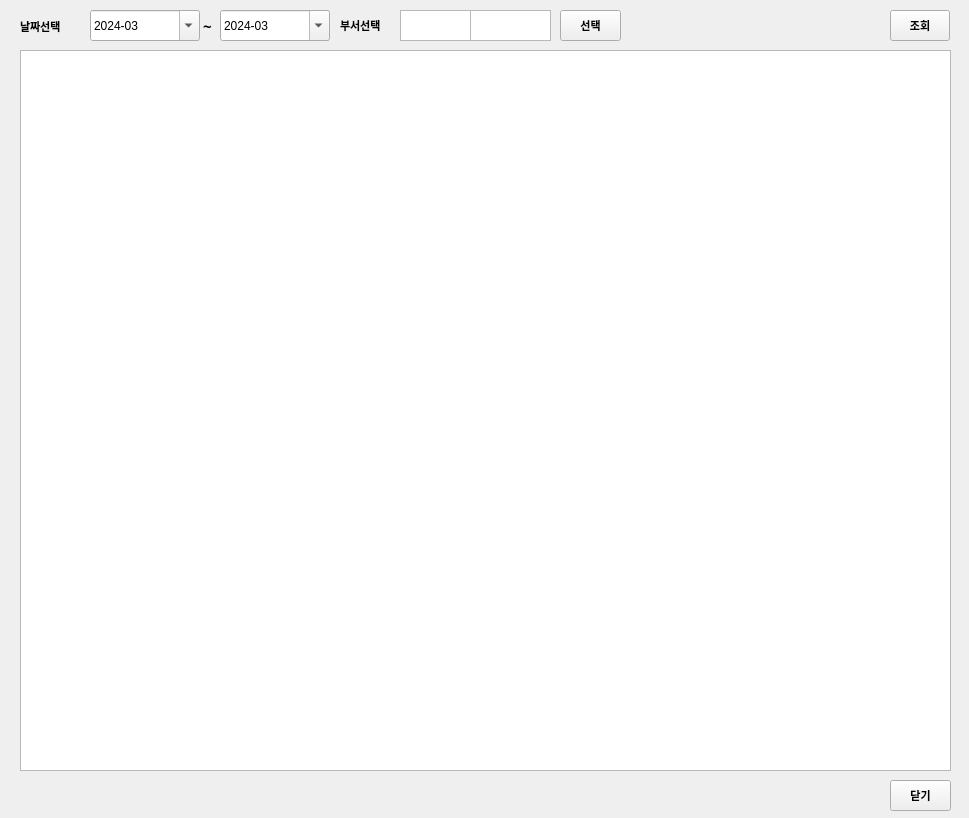
RaineyLee/overtime, file overtime_v1.1/ui/dept_ref.ui: the form before one commit.
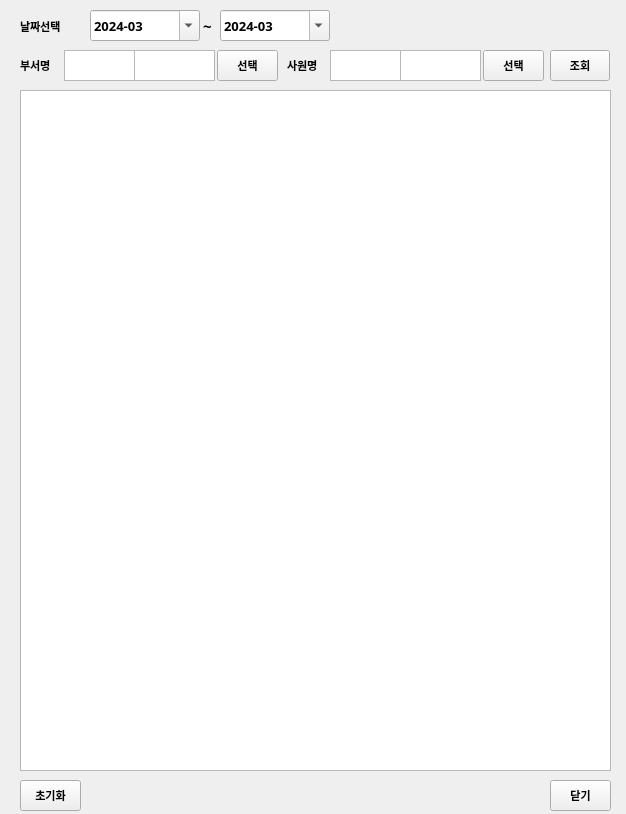
The form after the commit.

Diff of the .ui file:
```diff
--- a/overtime_v1.1/ui/dept_ref.ui
+++ b/overtime_v1.1/ui/dept_ref.ui
@@ -6,8 +6,8 @@
    <rect>
     <x>0</x>
     <y>0</y>
-    <width>969</width>
-    <height>818</height>
+    <width>626</width>
+    <height>814</height>
    </rect>
   </property>
   <property name="windowTitle">
@@ -16,8 +16,8 @@
   <widget class="QPushButton" name="btn_select_dept">
    <property name="geometry">
     <rect>
-     <x>560</x>
-     <y>10</y>
+     <x>217</x>
+     <y>50</y>
      <width>61</width>
      <height>31</height>
     </rect>
@@ -37,8 +37,8 @@
   <widget class="QPushButton" name="btn_search">
    <property name="geometry">
     <rect>
-     <x>890</x>
-     <y>10</y>
+     <x>550</x>
+     <y>50</y>
      <width>60</width>
      <height>31</height>
     </rect>
@@ -83,9 +83,9 @@
    <property name="geometry">
     <rect>
      <x>20</x>
-     <y>50</y>
-     <width>931</width>
-     <height>721</height>
+     <y>90</y>
+     <width>591</width>
+     <height>681</height>
     </rect>
    </property>
    <property name="sizeAdjustPolicy">
@@ -94,6 +94,9 @@
    <property name="dragEnabled">
     <bool>true</bool>
    </property>
+   <property name="alternatingRowColors">
+    <bool>true</bool>
+   </property>
    <property name="selectionBehavior">
     <enum>QAbstractItemView::SelectRows</enum>
    </property>
@@ -119,7 +122,7 @@
   <widget class="QPushButton" name="btn_close">
    <property name="geometry">
     <rect>
-     <x>890</x>
+     <x>550</x>
      <y>780</y>
      <width>61</width>
      <height>31</height>
@@ -146,6 +149,14 @@
      <height>31</height>
     </rect>
    </property>
+   <property name="font">
+    <font>
+     <family>맑은 고딕</family>
+     <pointsize>10</pointsize>
+     <weight>75</weight>
+     <bold>true</bold>
+    </font>
+   </property>
    <property name="dateTime">
     <datetime>
      <hour>0</hour>
@@ -166,8 +177,8 @@
   <widget class="QLabel" name="lbl_select_file_2">
    <property name="geometry">
     <rect>
-     <x>340</x>
-     <y>10</y>
+     <x>20</x>
+     <y>50</y>
      <width>61</width>
      <height>30</height>
     </rect>
@@ -181,28 +192,44 @@
     </font>
    </property>
    <property name="text">
-    <string>부서선택</string>
+    <string>부서명</string>
    </property>
   </widget>
   <widget class="QTextEdit" name="txt_dept_id">
    <property name="geometry">
     <rect>
-     <x>400</x>
-     <y>10</y>
+     <x>64</x>
+     <y>50</y>
      <width>71</width>
      <height>31</height>
     </rect>
    </property>
+   <property name="font">
+    <font>
+     <family>맑은 고딕</family>
+     <pointsize>10</pointsize>
+     <weight>75</weight>
+     <bold>true</bold>
+    </font>
+   </property>
   </widget>
   <widget class="QTextEdit" name="txt_dept_name">
    <property name="geometry">
     <rect>
-     <x>470</x>
-     <y>10</y>
+     <x>134</x>
+     <y>50</y>
      <width>81</width>
      <height>31</height>
     </rect>
    </property>
+   <property name="font">
+    <font>
+     <family>맑은 고딕</family>
+     <pointsize>10</pointsize>
+     <weight>75</weight>
+     <bold>true</bold>
+    </font>
+   </property>
   </widget>
   <widget class="QLabel" name="label">
    <property name="geometry">
@@ -234,6 +261,14 @@
      <height>31</height>
     </rect>
    </property>
+   <property name="font">
+    <font>
+     <family>맑은 고딕</family>
+     <pointsize>10</pointsize>
+     <weight>75</weight>
+     <bold>true</bold>
+    </font>
+   </property>
    <property name="dateTime">
     <datetime>
      <hour>0</hour>
@@ -251,6 +286,114 @@
     <bool>true</bool>
    </property>
   </widget>
+  <widget class="QLabel" name="lbl_select_file_3">
+   <property name="geometry">
+    <rect>
+     <x>287</x>
+     <y>50</y>
+     <width>61</width>
+     <height>30</height>
+    </rect>
+   </property>
+   <property name="font">
+    <font>
+     <family>Arial</family>
+     <pointsize>8</pointsize>
+     <weight>75</weight>
+     <bold>true</bold>
+    </font>
+   </property>
+   <property name="text">
+    <string>사원명</string>
+   </property>
+  </widget>
+  <widget class="QTextEdit" name="txt_emp_id">
+   <property name="geometry">
+    <rect>
+     <x>330</x>
+     <y>50</y>
+     <width>71</width>
+     <height>31</height>
+    </rect>
+   </property>
+   <property name="font">
+    <font>
+     <family>맑은 고딕</family>
+     <pointsize>10</pointsize>
+     <weight>75</weight>
+     <bold>true</bold>
+    </font>
+   </property>
+  </widget>
+  <widget class="QPushButton" name="btn_select_emp">
+   <property name="geometry">
+    <rect>
+     <x>483</x>
+     <y>50</y>
+     <width>61</width>
+     <height>31</height>
+    </rect>
+   </property>
+   <property name="font">
+    <font>
+     <family>Arial</family>
+     <pointsize>8</pointsize>
+     <weight>75</weight>
+     <bold>true</bold>
+    </font>
+   </property>
+   <property name="text">
+    <string>선택</string>
+   </property>
+  </widget>
+  <widget class="QTextEdit" name="txt_emp_name">
+   <property name="geometry">
+    <rect>
+     <x>400</x>
+     <y>50</y>
+     <width>81</width>
+     <height>31</height>
+    </rect>
+   </property>
+   <property name="font">
+    <font>
+     <family>맑은 고딕</family>
+     <pointsize>10</pointsize>
+     <weight>75</weight>
+     <bold>true</bold>
+    </font>
+   </property>
+   <property name="layoutDirection">
+    <enum>Qt::LeftToRight</enum>
+   </property>
+   <property name="autoFillBackground">
+    <bool>false</bool>
+   </property>
+   <property name="cursorWidth">
+    <number>-2</number>
+   </property>
+  </widget>
+  <widget class="QPushButton" name="btn_clear">
+   <property name="geometry">
+    <rect>
+     <x>20</x>
+     <y>780</y>
+     <width>61</width>
+     <height>31</height>
+    </rect>
+   </property>
+   <property name="font">
+    <font>
+     <family>Arial</family>
+     <pointsize>8</pointsize>
+     <weight>75</weight>
+     <bold>true</bold>
+    </font>
+   </property>
+   <property name="text">
+    <string>초기화</string>
+   </property>
+  </widget>
  </widget>
  <resources/>
  <connections/>
```
